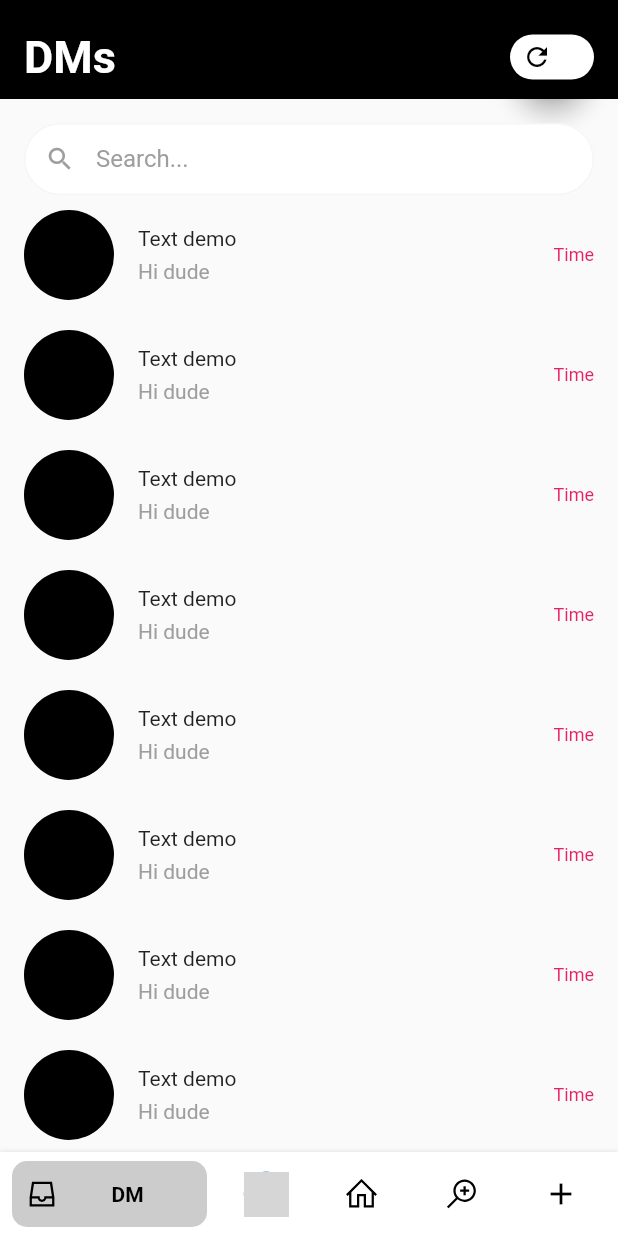
After one commit to kukusky123/bottom_navy_bar-master, a Flutter app: the screen it shows after launch, on a phone screen of 412 x 824 dp. The commit adds this screen. Run offline on Flutter 3.47's test engine with Material 2 defaults, Android fonts, the phone set to English and light mode, and no system bars; our stand-ins replace flutter_staggered_animations, line_awesome_icons, photo_view; network calls fail; grey boxes are pictures that could not be loaded.

Commit message:
fuck mit

```diff
--- a/example/lib/NavigationBar/customNav.dart
+++ b/example/lib/NavigationBar/customNav.dart
@@ -17,19 +17,21 @@ class BottomNav extends StatelessWidget {
       onItemSelected: (index) => onItemSelect(index),
       items: [
         BottomNavyBarItem(
+          icon: Icon(LineAwesomeIcons.inbox),
+          title: Text(
+            'DM',
+          ),
+          activeColor: Colors.black,
+          textAlign: TextAlign.center,
+        ),
+        BottomNavyBarItem(
           icon: CircleAvatar(
             backgroundImage: NetworkImage(
               "https://i.pinimg.com/236x/1b/31/6d/1b316d31b5a7c16ad5ea696e8d6f73de.jpg",
             ),
             radius: 15,
           ),
-          title: Text('Account'),
-          activeColor: Colors.black,
-          textAlign: TextAlign.center,
-        ),
-        BottomNavyBarItem(
-          icon: Icon(LineAwesomeIcons.search_plus),
-          title: Text('Search'),
+          title: Text('Profile'),
           activeColor: Colors.black,
           textAlign: TextAlign.center,
         ),
@@ -40,10 +42,8 @@ class BottomNav extends StatelessWidget {
           textAlign: TextAlign.center,
         ),
         BottomNavyBarItem(
-          icon: Icon(Icons.change_history),
-          title: Text(
-            'Activity',
-          ),
+          icon: Icon(LineAwesomeIcons.search_plus),
+          title: Text('Search'),
           activeColor: Colors.black,
           textAlign: TextAlign.center,
         ),
--- /dev/null
+++ b/example/lib/Pages/ChatList/ChatList_1.dart
@@ -0,0 +1,89 @@
+import 'package:example/Pages/ChatList/miniWidgets/chatCard.dart';
+import 'package:flutter/material.dart';
+
+class ChatList_1 extends StatelessWidget {
+  @override
+  Widget build(BuildContext context) {
+    return Column(
+      children: <Widget>[
+        //APP BAR
+        SafeArea(
+          //TOP PART
+          child: Container(
+            color: Colors.black,
+            child: Padding(
+              padding: EdgeInsets.only(left: 16, right: 16, top: 10),
+              child: Row(
+                mainAxisAlignment: MainAxisAlignment.spaceBetween,
+                children: <Widget>[
+                  Text(
+                    "DMs",
+                    style: TextStyle(
+                        color: Colors.white,
+                        fontSize: 30,
+                        fontWeight: FontWeight.bold),
+                  ),
+                  FloatingActionButton(
+                    backgroundColor: Colors.transparent,
+                    onPressed: () {},
+                    child: Container(
+                      padding:
+                          EdgeInsets.only(left: 8, right: 8, top: 2, bottom: 2),
+                      height: 30,
+                      decoration: BoxDecoration(
+                        borderRadius: BorderRadius.circular(15),
+                        color: Colors.white,
+                      ),
+                      child: Row(
+                        children: <Widget>[
+                          Icon(
+                            Icons.refresh,
+                            color: Colors.black,
+                            size: 20,
+                          ),
+                        ],
+                      ),
+                    ),
+                  )
+                ],
+              ),
+            ),
+          ),
+        ),
+        //SEARCH BAR
+        Padding(
+          //2nd TOP
+          padding: EdgeInsets.only(top: 16, left: 16, right: 16),
+          child: TextField(
+            decoration: InputDecoration(
+              hintText: "Search...",
+              hintStyle: TextStyle(color: Colors.grey),
+              prefixIcon: Icon(
+                Icons.search,
+                color: Colors.grey,
+                size: 20,
+              ),
+              filled: true,
+              fillColor: Colors.white,
+              contentPadding: EdgeInsets.all(8),
+              enabledBorder: OutlineInputBorder(
+                  borderRadius: BorderRadius.circular(30),
+                  borderSide: BorderSide(color: Colors.grey.shade100)),
+            ),
+          ),
+        ),
+        Expanded(
+          child: ListView(
+              children: List.generate(30, (index) {
+            return new ChatListWidget(
+                text: "Text demo",
+                secondaryText: "Hi dude",
+                image: "Image",
+                time: "Time",
+                isMessageRead: true);
+          })),
+        )
+      ],
+    );
+  }
+}
--- /dev/null
+++ b/example/lib/Pages/ChatList/miniWidgets/chatCard.dart
@@ -0,0 +1,69 @@
+//import 'package:chat_app/modules/chat_detail_page.dart';
+import 'package:flutter/material.dart';
+
+// ignore: must_be_immutable
+class ChatListWidget extends StatelessWidget {
+  String text;
+  String secondaryText;
+  String image;
+  String time;
+  bool isMessageRead;
+  ChatListWidget(
+      {@required this.text,
+      @required this.secondaryText,
+      @required this.image,
+      @required this.time,
+      @required this.isMessageRead});
+
+  @override
+  Widget build(BuildContext context) {
+    return GestureDetector(
+      onTap: () {},
+      child: Container(
+        padding: EdgeInsets.only(left: 16, right: 16, top: 10, bottom: 10),
+        child: Row(
+          children: <Widget>[
+            Expanded(
+              child: Row(
+                children: <Widget>[
+                  CircleAvatar(
+                    backgroundColor: Colors.black,
+                    maxRadius: 30,
+                  ),
+                  SizedBox(
+                    width: 16,
+                  ),
+                  Expanded(
+                    child: Container(
+                      color: Colors.transparent,
+                      child: Column(
+                        crossAxisAlignment: CrossAxisAlignment.start,
+                        children: <Widget>[
+                          Text(text),
+                          SizedBox(
+                            height: 6,
+                          ),
+                          Text(
+                            secondaryText,
+                            style: TextStyle(
+                                fontSize: 14, color: Colors.grey.shade500),
+                          ),
+                        ],
+                      ),
+                    ),
+                  ),
+                ],
+              ),
+            ),
+            Text(
+              time,
+              style: TextStyle(
+                  fontSize: 12,
+                  color: isMessageRead ? Colors.pink : Colors.grey.shade500),
+            ),
+          ],
+        ),
+      ),
+    );
+  }
+}
--- a/example/lib/main.dart
+++ b/example/lib/main.dart
@@ -1,3 +1,4 @@
+import 'package:example/Pages/ChatList/ChatList_1.dart';
 import 'package:example/Pages/Feed/FeedMain.dart';
 import 'package:example/Pages/Profile/MainProfileUI.dart';
 import 'package:example/Pages/Search/SearchMain.dart';
@@ -71,13 +72,12 @@ class _MyHomePageState extends State<MyHomePage> with TickerProviderStateMixin {
         "https://encrypted-tbn0.gstatic.com/images?q=tbn%3AANd9GcRKyH727LvcNc1IbLtFPQNiDJv3XMln91YsJA&usqp=CAU");
     urlForPics.add(
         "https://encrypted-tbn0.gstatic.com/images?q=tbn%3AANd9GcRBXi1KDABB3KbbR46Up4MjR8Qlq3VhjXiwWw&usqp=CAU");
-
+    pages.add(ChatList_1());
     pages.add(ProfileMain(
       urlList: urlForPics,
     ));
+    pages.add(FeedMain());
     pages.add(SearchMain());
-    pages.add(FeedMain());
-    pages.add(ActivityMain());
     pages.add(PostMain());
   }
 
@@ -136,9 +136,6 @@ class _MyHomePageState extends State<MyHomePage> with TickerProviderStateMixin {
           resizeToAvoidBottomInset: true,
           resizeToAvoidBottomPadding: true,
           body: pages[navIndex],
-          //ProfileMain(
-          //   urlList: urlForPics,
-          // ),
           bottomNavigationBar: BottomNav(
             currentIndex: navIndex,
             onItemSelect: (i) => changePage(i),
```
